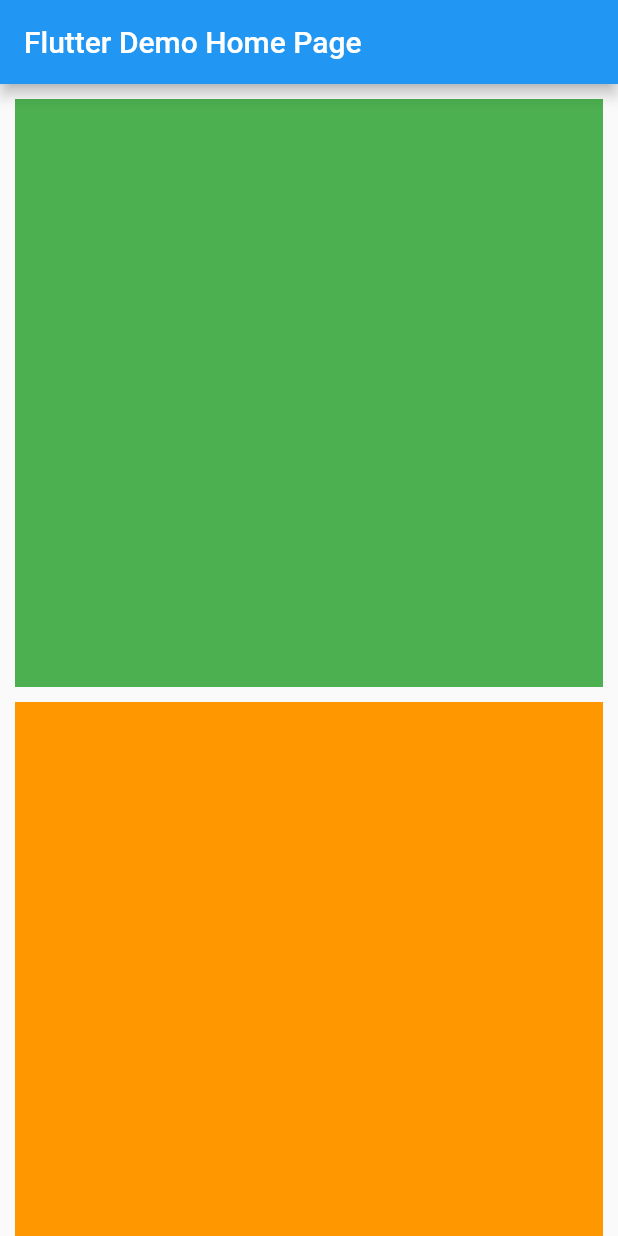
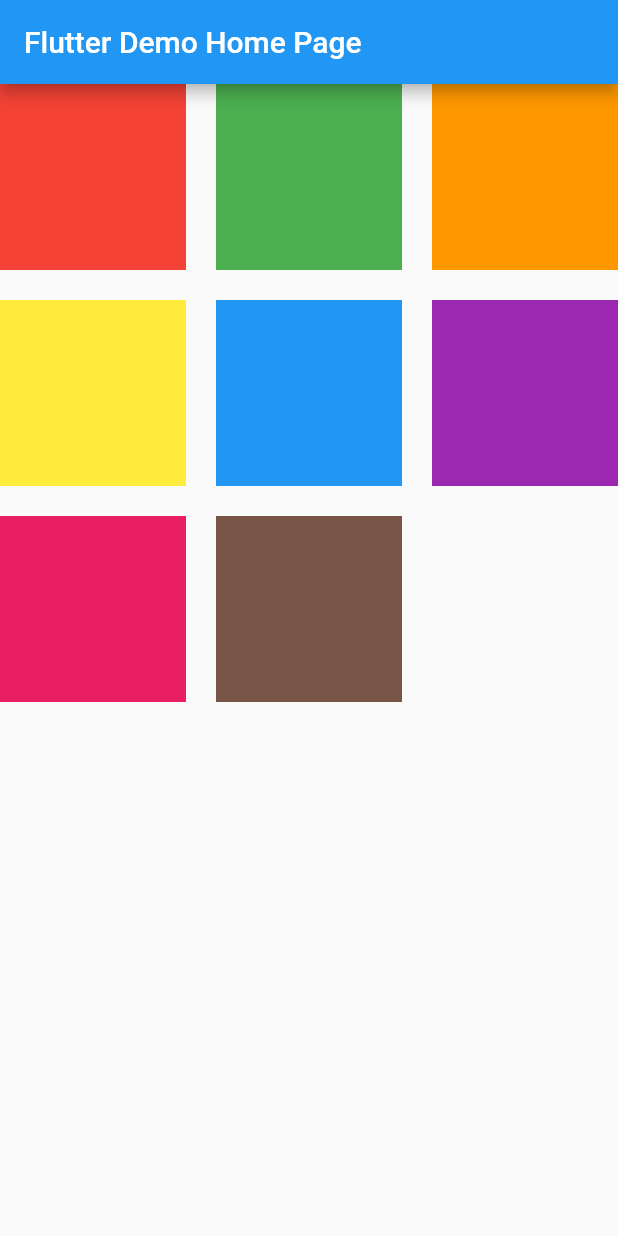
Before and after one commit to Braj111/PractiseCodes-Flutter, a Flutter app: the screen it shows after launch, on a phone screen of 412 x 824 dp. Run offline on Flutter 3.47's test engine with Material 2 defaults, Android fonts, the phone set to English and light mode, and no system bars.

Commit message:
GridView builder

```diff
--- a/lib/main.dart
+++ b/lib/main.dart
@@ -1,3 +1,5 @@
+//import 'dart:js_util';
+
 import 'package:flutter/material.dart';
 import 'package:nepolean_codex/ui_helper/util.dart';
 import 'package:intl/intl.dart';
@@ -73,20 +75,12 @@ class _MyHomePageState extends State<MyHomePage> {
         // the App.build method, and use it to set our appbar title.
         title: Text(widget.title),
       ),
-      body: GridView.extent(maxCrossAxisExtent: 400,
-      padding: EdgeInsets.all(10),
-      crossAxisSpacing: 10,
-      mainAxisSpacing: 10,
-      children: [
-        Container(color: arrColors[1]),
-        Container(color: arrColors[2]),
-        Container(color: arrColors[3]),
-        Container(color: arrColors[4]),
-        Container(color: arrColors[6]),
-        Container(color: arrColors[7]),
-        Container(color: arrColors[0]),
-        Container(color: arrColors[5]),
-      ],),
+      body: GridView.builder(itemBuilder: (context, index) {
+        return Container(color: arrColors[index],);
+      }, itemCount: arrColors.length, gridDelegate: const SliverGridDelegateWithFixedCrossAxisCount(
+        crossAxisCount: 3, mainAxisSpacing: 20, crossAxisSpacing: 20,
+      )
+      )
       );
   }
 }
```
